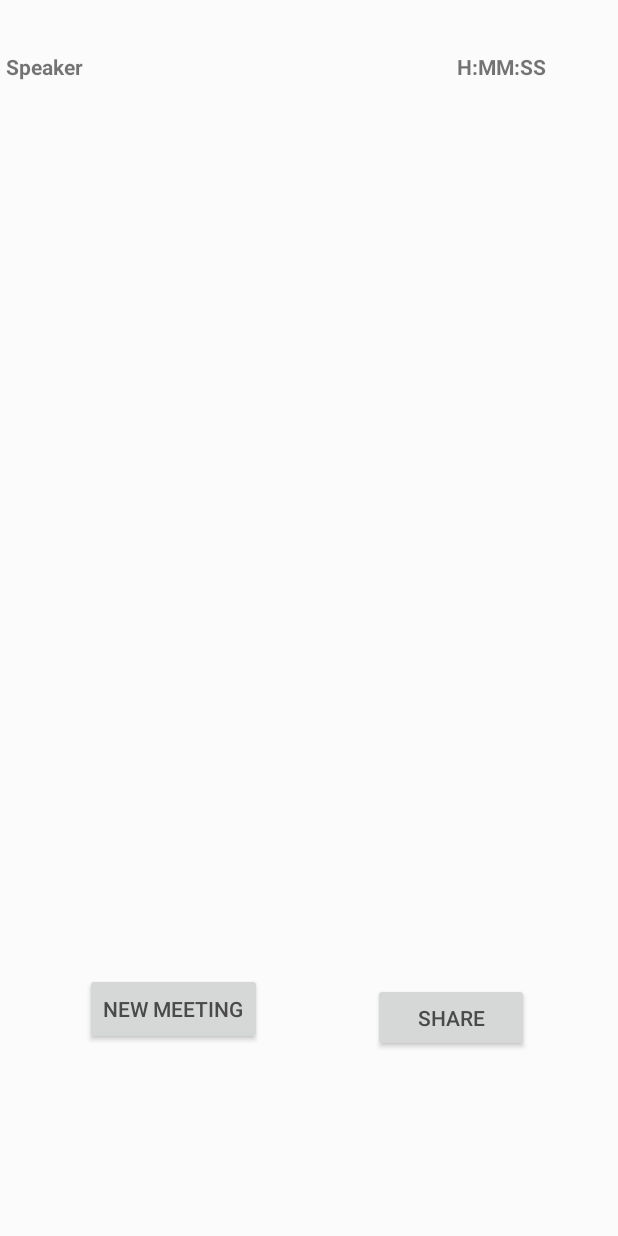
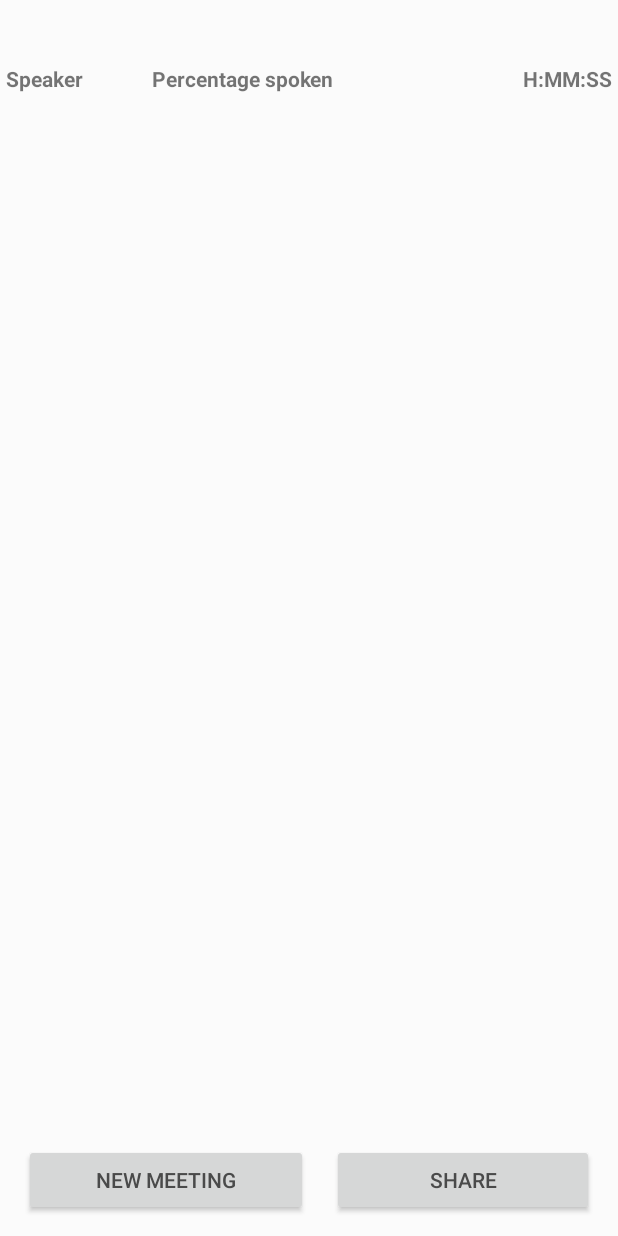
Before and after one commit to NoelC15/ConvMod, an Android app: the SummaryActivity screen opened directly, with no data from a screen before it, on a phone screen of 412 x 824 dp. Run offline under Robolectric (Android 15) with nearby library versions, the light colour scheme and no system bars.

Commit message:
first commit for z el1tehax0r

```diff
--- a/app/src/main/java/com/loyola/talktracer/activities/SummaryActivity.java
+++ b/app/src/main/java/com/loyola/talktracer/activities/SummaryActivity.java
@@ -5,19 +5,15 @@ import android.content.Intent;
 import android.graphics.Color;
 import android.net.Uri;
 import android.os.Bundle;
-import android.support.v7.widget.LinearLayoutManager;
 import android.util.Log;
 import android.view.Gravity;
 import android.view.MenuItem;
 import android.view.View;
 import android.widget.GridLayout;
-import android.widget.HorizontalScrollView;
 import android.widget.LinearLayout;
 import android.widget.TextView;
 import android.widget.Toast;
 
-import com.echo.holographlibrary.PieGraph;
-import com.echo.holographlibrary.PieSlice;
 import com.loyola.blabbertabber.R;
 import com.loyola.talktracer.model.AudioRecord.AudioEventProcessor;
 import com.loyola.talktracer.model.AudioRecord.RecordingService;
@@ -95,6 +91,7 @@ public class SummaryActivity extends Activity {
 //        PieGraph pg = (PieGraph) findViewById(R.id.graph);
 //        PieSlice slice;
         GridLayout speakerGrid = (GridLayout) findViewById(R.id.speaker_duration_grid);
+
         LinearLayout timeGraph = (LinearLayout) findViewById(R.id.timeGraph);
         for (int i = 0; i < mSpeakers.size(); i++) {
             Speaker speaker = mSpeakers.get(i);
@@ -113,8 +110,17 @@ public class SummaryActivity extends Activity {
             duration.setGravity(Gravity.RIGHT);
             duration.setText(speakerDurationAndPercent(speaker.getTotalDuration(), mMeetingDurationInMilliseconds));
             Log.d("VALUES", speakerDurationAndPercent(speaker.getTotalDuration(), mMeetingDurationInMilliseconds));
+            speakerGrid.addView(duration);
 
-            speakerGrid.addView(duration);
+            //SPLASH HOUR MINUTE SECOND DOWN :) !!!
+            TextView timehms=new TextView(this);
+            timehms.setText("testing 123");
+            speakerGrid.addView(timehms);
+            GridLayout.LayoutParams params = (GridLayout.LayoutParams) timehms.getLayoutParams();
+            params.setGravity(Gravity.RIGHT);
+          timehms.setLayoutParams(params);
+
+
 
             LinearLayout speakerTimeBar = new LinearLayout(this);
             speakerTimeBar.setOrientation(LinearLayout.HORIZONTAL);
@@ -125,6 +131,7 @@ public class SummaryActivity extends Activity {
             bar.setFinishTime(100);
             speakerTimeBar.addView(bar);
             timeGraph.addView(speakerTimeBar);
+
         }
 //        pg.setInnerCircleRatio(150);
 //        pg.setPadding(5);
--- a/app/src/main/res/layout/activity_summary.xml
+++ b/app/src/main/res/layout/activity_summary.xml
@@ -42,30 +42,28 @@
              /> -->
 
         <!--text box displaying user info-->
-
-
-        <ScrollView
-            android:layout_width="368dp"
-            android:layout_height="wrap_content"
-            android:layout_weight="23.75"
-            android:weightSum="100"
-
-            tools:layout_editor_absoluteY="106dp"
-            tools:layout_editor_absoluteX="8dp">
-
+        <!--I TOOK THIS OUT OF THE SCROLL VIEW-->
         <GridLayout
             android:id="@+id/speaker_duration_grid"
             android:layout_width="match_parent"
             android:layout_height="wrap_content"
-                android:columnCount="2"
+            android:columnCount="3"
             android:paddingTop="5dp"
             android:useDefaultMargins="true"
-                >
+            app:layout_constraintTop_toTopOf="parent"
+            android:layout_marginTop="8dp"
+            tools:layout_editor_absoluteX="8dp">
+
+            <TextView
+                android:layout_width="89dp"
+                android:layout_height="wrap_content"
+                android:text="@string/speaker_name_title"
+                android:textStyle="bold"/>
 
             <TextView
                 android:layout_width="wrap_content"
                 android:layout_height="wrap_content"
-                    android:text="@string/speaker_name_title"
+                android:text="@string/percentage"
                 android:textStyle="bold"/>
 
 
@@ -74,11 +72,19 @@
                 android:layout_height="wrap_content"
                 android:layout_gravity="right"
                 android:text="@string/speaker_time_title"
-                    android:textStyle="bold"
+                android:textStyle="bold" />
+        </GridLayout>
+
+        <ScrollView
+            android:layout_width="368dp"
+            android:layout_height="wrap_content"
+            android:layout_weight="23.75"
+            android:weightSum="100"
+            tools:layout_editor_absoluteX="8dp"
+            app:layout_constraintTop_toTopOf="parent"
+            android:layout_marginTop="8dp">
 
 
-                    />
-            </GridLayout>
         </ScrollView>
 
         <HorizontalScrollView
@@ -86,10 +92,10 @@
             android:layout_height="wrap_content"
             android:paddingTop="25dp"
             android:layout_weight="50"
-            tools:layout_editor_absoluteY="106dp"
+            tools:layout_editor_absoluteY="946dp"
             tools:layout_editor_absoluteX="0dp">
             <LinearLayout
-                android:layout_width="wrap_content"
+                android:layout_width="match_parent"
                 android:layout_height="match_parent"
                 android:orientation="vertical"
                 android:id="@+id/timeGraph">
@@ -99,51 +105,60 @@
 
         <!--Buttons on the bottom of the screen-->
 
+
         <GridLayout
             android:layout_width="0dp"
-            android:layout_height="wrap_content"
-            android:columnCount="2"
-            android:layout_weight="10"
-            tools:layout_editor_absoluteY="106dp"
-            tools:layout_editor_absoluteX="0dp">
-
-        </GridLayout>
+            android:layout_height="69dp"
+            android:layout_marginLeft="8dp"
+            app:layout_constraintLeft_toLeftOf="parent"
+            android:layout_marginRight="8dp"
+            app:layout_constraintBottom_toBottomOf="parent"
+            app:layout_constraintRight_toRightOf="parent"
+            app:layout_constraintHorizontal_bias="0.0"
+            android:layout_marginStart="8dp"
+            android:layout_marginEnd="8dp"
+            android:id="@+id/button_gridlayout">
 
             <Button
                 android:id="@+id/button_new_meeting"
                 android:layout_width="wrap_content"
                 android:layout_height="wrap_content"
                 android:layout_columnWeight="1"
+                android:layout_marginBottom="8dp"
+                android:layout_marginEnd="8dp"
+                android:layout_marginLeft="8dp"
+                android:layout_marginRight="8dp"
+                android:layout_marginStart="8dp"
+                android:layout_marginTop="8dp"
                 android:onClick="newMeeting"
                 android:text="@string/button_new_meeting"
                 app:layout_constraintBottom_toBottomOf="parent"
-            android:layout_marginBottom="8dp"
+                app:layout_constraintHorizontal_bias="0.176"
+                app:layout_constraintLeft_toLeftOf="parent"
+                app:layout_constraintRight_toRightOf="parent"
                 app:layout_constraintTop_toTopOf="parent"
-            android:layout_marginTop="8dp"
-            android:layout_marginRight="8dp"
-            app:layout_constraintRight_toRightOf="parent"
-            android:layout_marginLeft="8dp"
-            app:layout_constraintLeft_toLeftOf="parent"
-            app:layout_constraintHorizontal_bias="0.176"
-            app:layout_constraintVertical_bias="0.838"/>
+                app:layout_constraintVertical_bias="0.838" />
 
             <Button
                 android:id="@+id/button_share"
                 android:layout_width="104dp"
-            android:layout_height="46dp"
+                android:layout_height="48dp"
                 android:layout_columnWeight="1"
+                android:layout_marginBottom="8dp"
+                android:layout_marginEnd="8dp"
+                android:layout_marginLeft="8dp"
+                android:layout_marginRight="8dp"
+                android:layout_marginStart="8dp"
+                android:layout_marginTop="8dp"
                 android:onClick="share"
                 android:text="@string/button_share"
+                app:layout_constraintBottom_toBottomOf="parent"
+                app:layout_constraintHorizontal_bias="0.825"
+                app:layout_constraintLeft_toLeftOf="parent"
+                app:layout_constraintRight_toRightOf="parent"
                 app:layout_constraintTop_toTopOf="parent"
-            android:layout_marginTop="8dp"
-            app:layout_constraintBottom_toBottomOf="parent"
-            android:layout_marginBottom="8dp"
-            android:layout_marginRight="8dp"
-            app:layout_constraintRight_toRightOf="parent"
-            android:layout_marginLeft="8dp"
-            app:layout_constraintLeft_toLeftOf="parent"
-            app:layout_constraintHorizontal_bias="0.825"
-            app:layout_constraintVertical_bias="0.844"/>
+                app:layout_constraintVertical_bias="0.844" />
+        </GridLayout>
 
     </android.support.constraint.ConstraintLayout>
 
--- a/app/src/main/res/values/strings.xml
+++ b/app/src/main/res/values/strings.xml
@@ -15,7 +15,7 @@
     <string name="button_record">RECORD</string>
     <string name="button_reset">reset</string>
     <string name="performing_diarization">Analyzing Meeting</string>
-
+    <string name="percentage">Percentage spoken</string>
     <string name="button_new_meeting">New Meeting</string>
     <string name="button_share">Share</string>
     <string name="text_duration_header">Duration</string>
```
Lines whose indentation alone changed are shown as unchanged.
